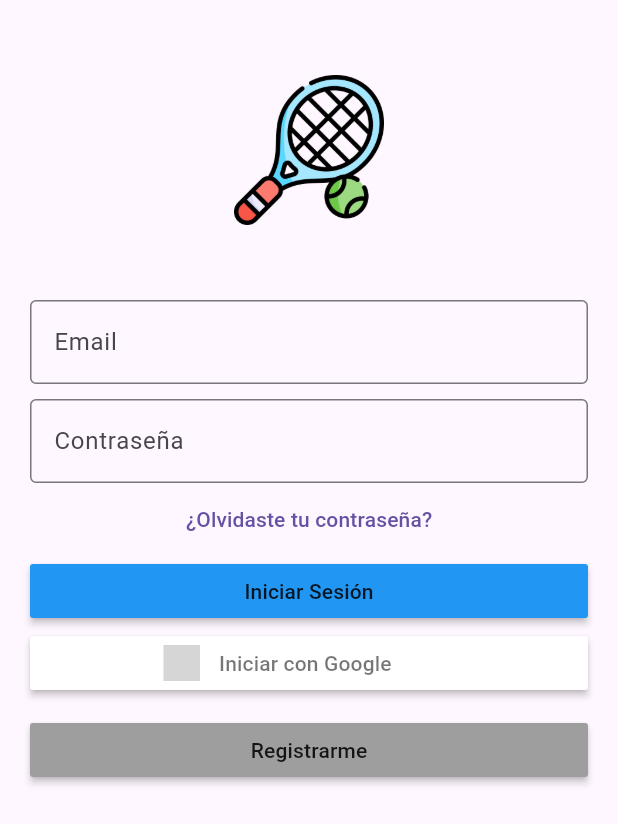
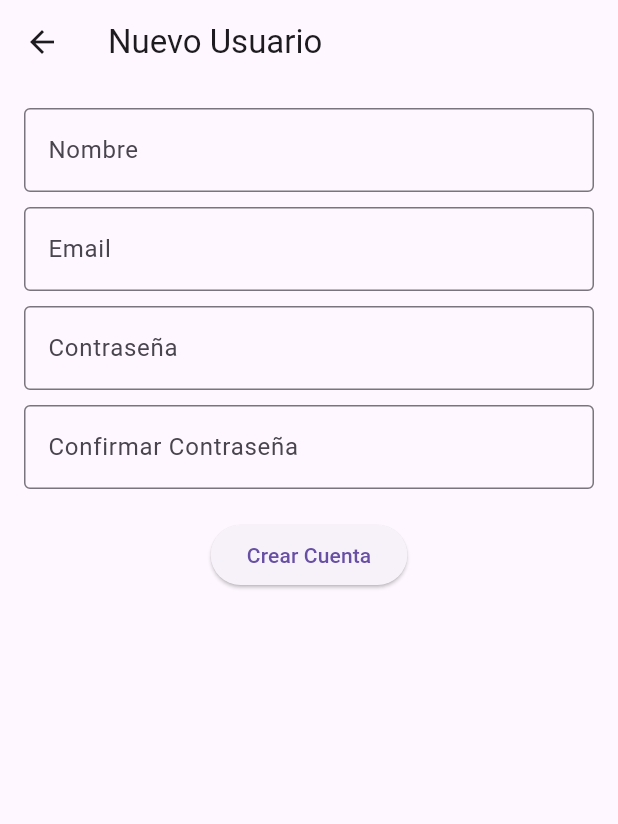
Before and after one commit to josefranciscogv/second_service, a Flutter app: the screen it shows after launch, after a tap on "Registrarme", on a phone screen of 412 x 824 dp. Shown: the top 824 px of the screen. Run offline on Flutter 3.47's test engine with Material 3 defaults, Android fonts, the phone set to English and light mode, and no system bars; our stand-ins replace bloc, cloud_firestore, equatable, firebase_auth, firebase_core, flutter_bloc and 2 more; accounts and stored records are empty; generated files the repository leaves out were written again; grey boxes are pictures that could not be loaded.

Commit message:
New users form

```diff
--- /dev/null
+++ b/lib/forms/user_forms/new_user_form.dart
@@ -0,0 +1,142 @@
+import 'package:flutter/material.dart';
+
+class NewUserForm extends StatefulWidget {
+  const NewUserForm({super.key});
+
+  @override
+  State<NewUserForm> createState() => _NewUserFormState();
+}
+
+class _NewUserFormState extends State<NewUserForm> {
+  final _formKey = GlobalKey<FormState>(); // Key for form validation
+  final _nameController = TextEditingController();
+  final _emailController = TextEditingController();
+  final _passwordController = TextEditingController();
+  final _confirmPasswordController = TextEditingController();
+
+  @override
+  void dispose() {
+    _nameController.dispose();
+    _emailController.dispose();
+    _passwordController.dispose();
+    _confirmPasswordController.dispose();
+    super.dispose();
+  }
+
+  @override
+  Widget build(BuildContext context) {
+    return Scaffold(
+      appBar: AppBar(
+        title: Text('Nuevo Usuario'),
+      ),
+      body: SingleChildScrollView(
+        padding: const EdgeInsets.all(16.0),
+        child: Form(
+          key: _formKey,
+          child: Column(
+            crossAxisAlignment:
+                CrossAxisAlignment.start, // Align labels to left
+            children: [
+              TextFormField(
+                controller: _nameController,
+                decoration: InputDecoration(
+                  labelText: 'Nombre',
+                  border: OutlineInputBorder(),
+                ),
+                validator: (value) {
+                  if (value == null || value.isEmpty) {
+                    return 'Por favor ingresa tu nombre';
+                  }
+                  return null;
+                },
+              ),
+              SizedBox(height: 10.0), // Add spacing between fields
+              TextFormField(
+                controller: _emailController,
+                decoration: InputDecoration(
+                  labelText: 'Email',
+                  border: OutlineInputBorder(),
+                ),
+                keyboardType: TextInputType.emailAddress, // Set keyboard type
+                validator: (value) {
+                  if (value == null || value.isEmpty) {
+                    return 'Por favor ingresa tu email.';
+                  } else if (!value.isValidEmail) {
+                    return 'Por favor ingresa una dirección de correo válida';
+                  }
+                  return null;
+                },
+              ),
+              SizedBox(height: 10.0), // Add spacing between fields
+              TextFormField(
+                controller: _passwordController,
+                decoration: InputDecoration(
+                  labelText: 'Contraseña',
+                  border: OutlineInputBorder(),
+                ),
+                obscureText: true, // Hide password characters
+                validator: (value) {
+                  if (value == null || value.isEmpty) {
+                    return 'Por favor ingresa tu contraseña';
+                  }
+                  return null;
+                },
+              ),
+              SizedBox(height: 10.0), // Add spacing between fields
+              TextFormField(
+                controller: _confirmPasswordController,
+                decoration: InputDecoration(
+                  labelText: 'Confirmar Contraseña',
+                  border: OutlineInputBorder(),
+                ),
+                obscureText: true, // Hide password characters
+                validator: (value) {
+                  if (value == null || value.isEmpty) {
+                    return 'Por favor confirma tu contraseña.';
+                  } else if (value != _passwordController.text) {
+                    return 'Las contraseñas no coinciden.';
+                  }
+                  return null;
+                },
+              ),
+              SizedBox(height: 20.0), // Add spacing after last field
+              Row(
+                // Wrap button in a Row for centering
+                mainAxisAlignment:
+                    MainAxisAlignment.center, // Center the button
+                children: [
+                  ElevatedButton(
+                    onPressed: () {
+                      if (_formKey.currentState!.validate()) {
+                        // Handle form submission logic here
+                        // You can access form values using controllers (e.g., _nameController.text)
+                        print('Nombre: ${_nameController.text}');
+                        print('Email: ${_emailController.text}');
+                        print('Contraseña: ${_passwordController.text}');
+                        // Implement logic to submit data (e.g., API call, database)
+
+                        // String name = _nameController.text;
+                        // String email = _emailController.text;
+                        // String password = _passwordController.text;
+                      }
+                    },
+                    child: Text('Crear Cuenta'),
+                  ),
+                ],
+              ),
+            ],
+          ),
+        ),
+      ),
+    );
+  }
+}
+
+// Extension method for email validation (replace with your actual validation logic)
+extension EmailValidator on String {
+  bool get isValidEmail {
+    return RegExp(
+            r"^[a-zA-Z0-9.!#$%&'*+/=?^_`{|}~-]+@[a-zA-Z0-9](?:[a-zA-Z0-9-]{0,61}[a-zA-Z0-9])?(?:\.[a-zA-Z0-9](?:[a-zA-Z0-9-]{0,61}[a-zA-Z0-9])?)*$")
+        .hasMatch(this);
+  }
+}
--- a/lib/login/login_page.dart
+++ b/lib/login/login_page.dart
@@ -2,6 +2,7 @@ import 'package:flutter/material.dart';
 import 'package:flutter_bloc/flutter_bloc.dart';
 import 'package:flutter_signin_button/flutter_signin_button.dart';
 import 'package:second_service/auth/bloc/auth_bloc.dart'; // For Google Sign In
+import 'package:second_service/forms/user_forms/new_user_form.dart'; // Assuming NewUserForm location
 
 class LoginPage extends StatefulWidget {
   const LoginPage({Key? key}) : super(key: key);
@@ -78,7 +79,11 @@ class _LoginPageState extends State<LoginPage> {
                 child: Text("Registrarme"),
                 color: Colors.grey, // Assuming blue color for the button
                 onPressed: () {
-                  // Handle sign in logic
+                  // Navigate to NewUserForm
+                  Navigator.push(
+                    context,
+                    MaterialPageRoute(builder: (context) => NewUserForm()),
+                  );
                 },
               ),
             ],
```
Also changed, not shown: lib/forms/user_forms/users_provider.dart (added, +21 -0 lines).
